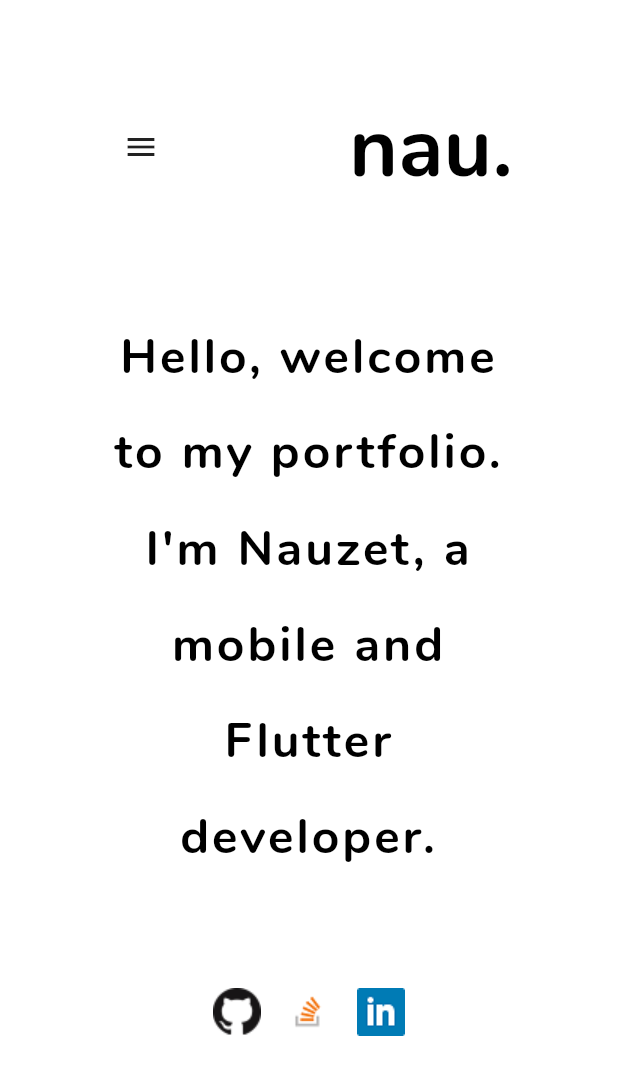
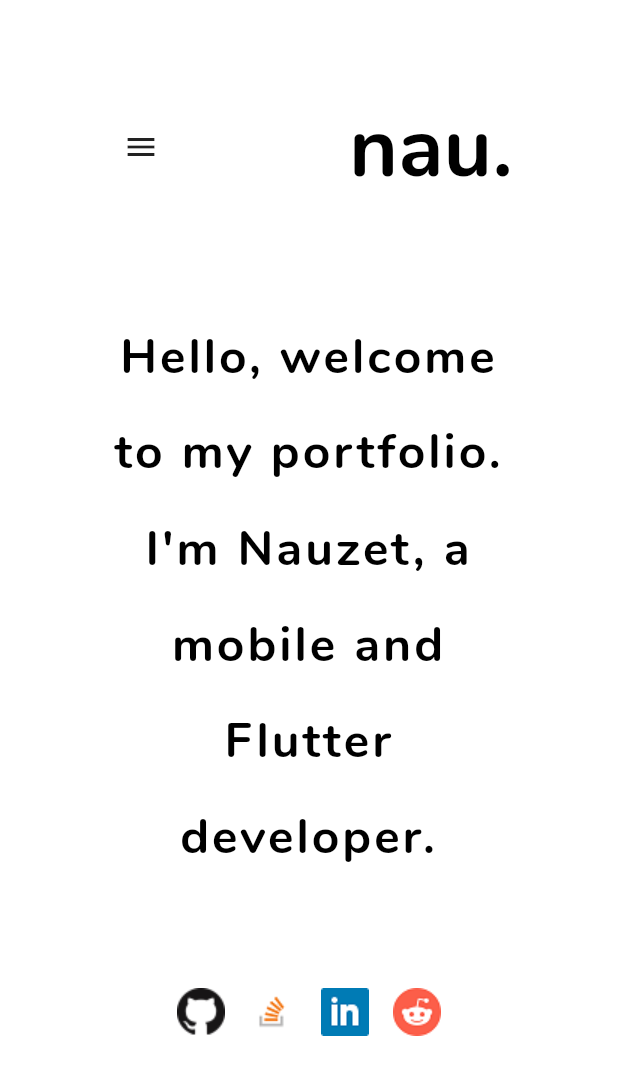
Before and after one commit to NauzetAduen/flutter_portfolio, a Flutter app: the screen it shows after launch, on a phone screen of 412 x 824 dp. Shown: the top 1075 px of the screen. Run offline on Flutter 3.47's test engine with Material 2 defaults, Android fonts, the phone set to English and light mode, and no system bars; our stand-ins replace responsive_builder; missing offline and left inert: dart:js.

Commit message:
ADD reddit profile link to home

```diff
--- a/lib/pages/homepage.dart
+++ b/lib/pages/homepage.dart
@@ -11,6 +11,7 @@ class HomePage extends StatelessWidget {
     String stackOverFlowURL = "https://stackoverflow.com/users/6155494/nauzet";
     String linkdinURL =
         "https://www.linkedin.com/in/nauzet-aduen-hern%C3%A1ndez-hern%C3%A1ndez-036b4118b/";
+    String redditURL = "https://www.reddit.com/user/Nauzet/";
     return CenteredWidget(
       child: Scaffold(
           backgroundColor: Colors.white,
@@ -51,6 +52,12 @@ class HomePage extends StatelessWidget {
                                 js.context.callMethod("open", ["$linkdinURL"]);
                               },
                             ),
+                            IconButton(
+                              icon: Image.asset("assets/images/reddit.png"),
+                              onPressed: () {
+                                js.context.callMethod("open", ["$redditURL"]);
+                              },
+                            ),
                           ],
                         )
                       ],
```
Also changed, not shown: assets/images/reddit.png (added).
